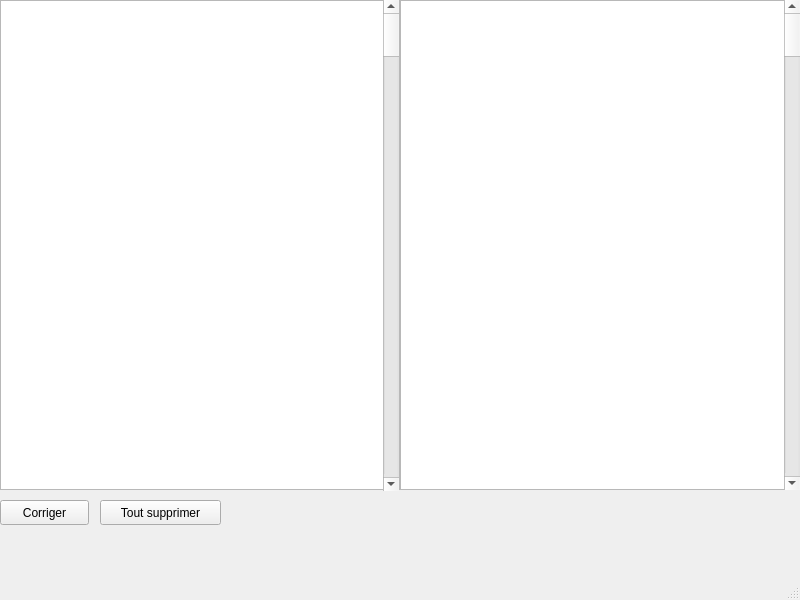
cegepmatane/projet-specialise-2022-MoOaAaa, file code/ui/GUI.ui: the form before one commit.
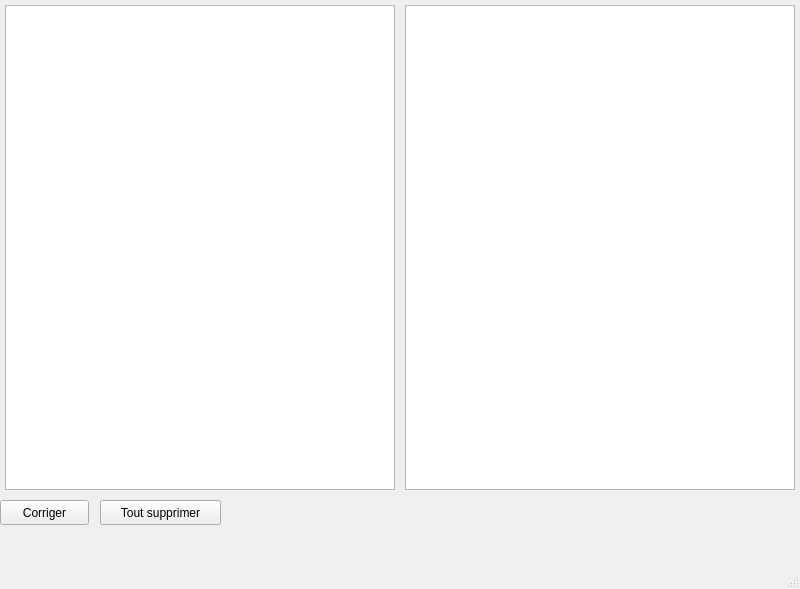
The form after the commit.

```diff
--- a/code/ui/GUI.ui
+++ b/code/ui/GUI.ui
@@ -7,7 +7,7 @@
     <x>0</x>
     <y>0</y>
     <width>800</width>
-    <height>600</height>
+    <height>589</height>
    </rect>
   </property>
   <property name="windowTitle">
@@ -40,58 +40,29 @@
      <string>Tout supprimer</string>
     </property>
    </widget>
-   <widget class="QTextBrowser" name="textBrowser">
+   <widget class="QTextEdit" name="correctedTxt">
     <property name="geometry">
      <rect>
-      <x>400</x>
-      <y>0</y>
-      <width>400</width>
-      <height>490</height>
+      <x>405</x>
+      <y>5</y>
+      <width>390</width>
+      <height>485</height>
      </rect>
     </property>
-   </widget>
-   <widget class="QScrollBar" name="verticalScrollBar">
-    <property name="geometry">
-     <rect>
-      <x>784</x>
-      <y>0</y>
-      <width>16</width>
-      <height>490</height>
-     </rect>
+    <property name="readOnly">
+     <bool>true</bool>
     </property>
-    <property name="orientation">
-     <enum>Qt::Vertical</enum>
-    </property>
    </widget>
-   <widget class="QScrollBar" name="verticalScrollBar_2">
+   <widget class="QTextEdit" name="textToCorrect">
     <property name="geometry">
      <rect>
-      <x>383</x>
-      <y>0</y>
-      <width>16</width>
-      <height>491</height>
+      <x>5</x>
+      <y>5</y>
+      <width>390</width>
+      <height>485</height>
      </rect>
     </property>
-    <property name="orientation">
-     <enum>Qt::Vertical</enum>
-    </property>
    </widget>
-   <widget class="QTextEdit" name="textEdit">
-    <property name="geometry">
-     <rect>
-      <x>0</x>
-      <y>0</y>
-      <width>400</width>
-      <height>490</height>
-     </rect>
-    </property>
-   </widget>
-   <zorder>pushButton</zorder>
-   <zorder>pushButton_2</zorder>
-   <zorder>textBrowser</zorder>
-   <zorder>textEdit</zorder>
-   <zorder>verticalScrollBar</zorder>
-   <zorder>verticalScrollBar_2</zorder>
   </widget>
   <widget class="QMenuBar" name="menubar">
    <property name="geometry">
```
Left out of the diff: 4 changed lines with no effect on the pictures.
